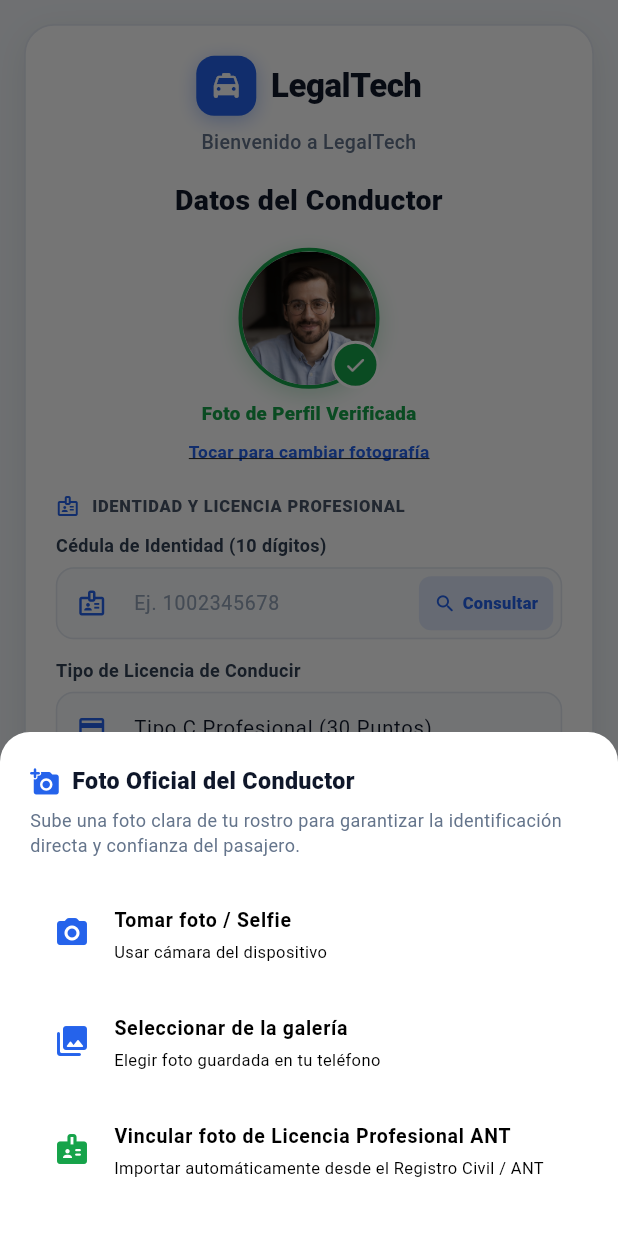
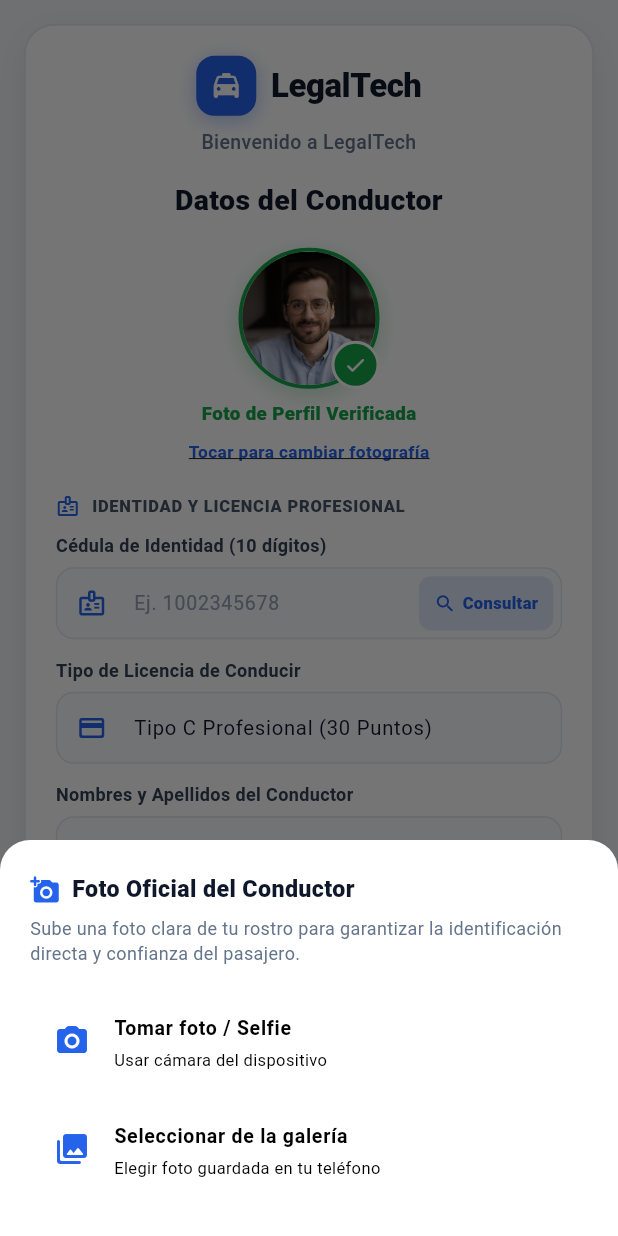
Before and after one commit to wilmerguerrerodev-prog/asistencia-legal-web, a Flutter app: the RegistrationScreen screen opened by its route, after a tap on "Continuar con Google", after a tap on the "check" icon, on a phone screen of 412 x 824 dp. Run offline on Flutter 3.47's test engine with Material 3 defaults, Android fonts, the phone set to English and light mode, and no system bars; our stand-ins replace cached_network_image, calendar_view, country_code_picker, data_table_2, dotted_border, file_picker and 10 more; missing offline and left inert: appflowy_board, d_chart; accounts and stored records are empty; Roboto replaces fonts that are missing (Montserrat, Plus Jakarta Sans).

Commit message:
refactor(auth): enfocar carga de foto en selfie con cámara y galería estándar de la industria

```diff
--- a/lib/feature/auth/view/registration_screen.dart
+++ b/lib/feature/auth/view/registration_screen.dart
@@ -141,31 +141,6 @@
                 Get.snackbar(
                   "✓ Foto cargada",
                   "Foto del conductor actualizada correctamente.",
-                  backgroundColor: const Color(0xFF16A34A),
-                  colorText: Colors.white,
-                  snackPosition: SnackPosition.BOTTOM,
-                  margin: const EdgeInsets.all(16),
-                  borderRadius: 12,
-                );
-              },
-            ),
-            ListTile(
-              leading: const Icon(Icons.badge_rounded, color: Color(0xFF16A34A)),
-              title: const Text(
-                "Vincular foto de Licencia Profesional ANT",
-                style: TextStyle(fontFamily: 'Montserrat', fontSize: 13, fontWeight: FontWeight.w700),
-              ),
-              subtitle: const Text("Importar automáticamente desde el Registro Civil / ANT", style: TextStyle(fontFamily: 'Plus Jakarta Sans', fontSize: 11)),
-              shape: RoundedRectangleBorder(borderRadius: BorderRadius.circular(10)),
-              onTap: () {
-                Get.back();
-                setState(() {
-                  _fotoPerfil = "assets/images/profile_image.jpg";
-                  _tieneFoto = true;
-                });
-                Get.snackbar(
-                  "✓ Foto ANT vinculada",
-                  "Fotografía oficial de tu licencia profesional importada.",
                   backgroundColor: const Color(0xFF16A34A),
                   colorText: Colors.white,
                   snackPosition: SnackPosition.BOTTOM,
@@ -351,8 +326,8 @@
     });
 
     Get.snackbar(
-      "✓ Cédula y Foto Verificadas",
-      "Identidad, fotografía y licencia validadas ante ANT / Registro Civil.",
+      "✓ Cédula y Licencia Verificadas",
+      "Identidad y Licencia Profesional (30 puntos) validadas ante ANT.",
       backgroundColor: const Color(0xFF16A34A),
       colorText: Colors.white,
       snackPosition: SnackPosition.BOTTOM,
```
